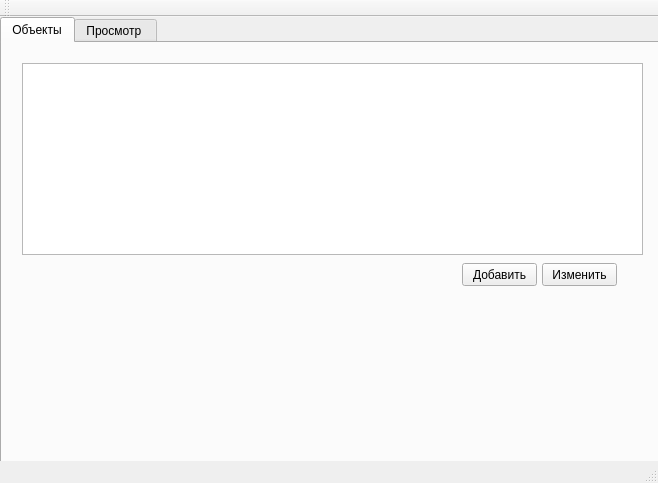
vohulg/newimapgui, file imapgui.ui: the form before one commit.
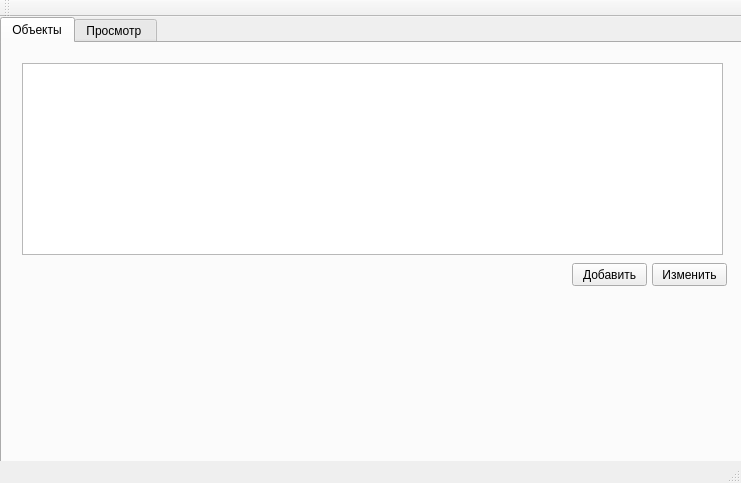
The form after the commit.

```diff
--- a/imapgui.ui
+++ b/imapgui.ui
@@ -6,7 +6,7 @@
    <rect>
     <x>0</x>
     <y>0</y>
-    <width>658</width>
+    <width>741</width>
     <height>483</height>
    </rect>
   </property>
@@ -35,7 +35,7 @@
        <rect>
         <x>20</x>
         <y>20</y>
-        <width>621</width>
+        <width>701</width>
         <height>192</height>
        </rect>
       </property>
@@ -43,7 +43,7 @@
      <widget class="QPushButton" name="buttonAdd">
       <property name="geometry">
        <rect>
-        <x>460</x>
+        <x>570</x>
         <y>220</y>
         <width>75</width>
         <height>23</height>
@@ -56,7 +56,7 @@
      <widget class="QPushButton" name="butChange">
       <property name="geometry">
        <rect>
-        <x>540</x>
+        <x>650</x>
         <y>220</y>
         <width>75</width>
         <height>23</height>
```
Left out of the diff: 2 changed lines with no effect on the pictures.
